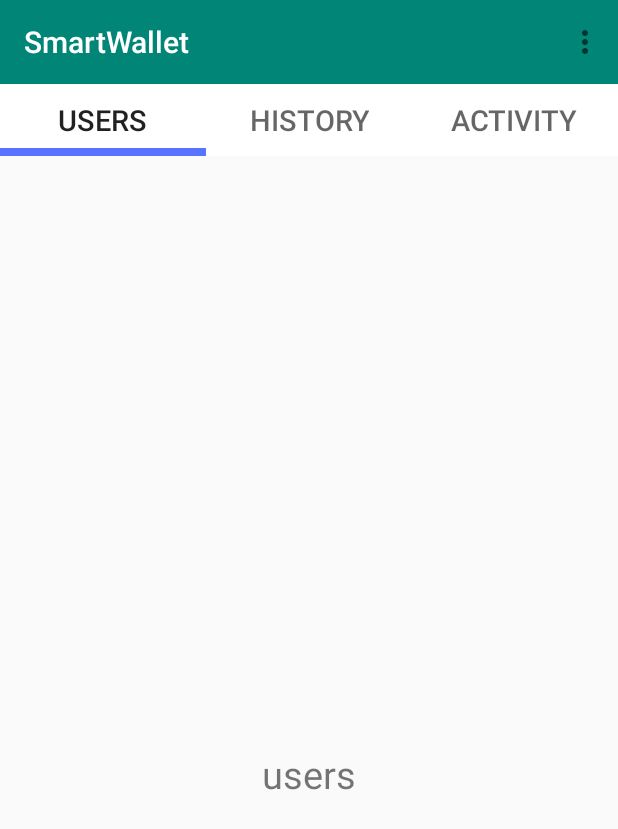
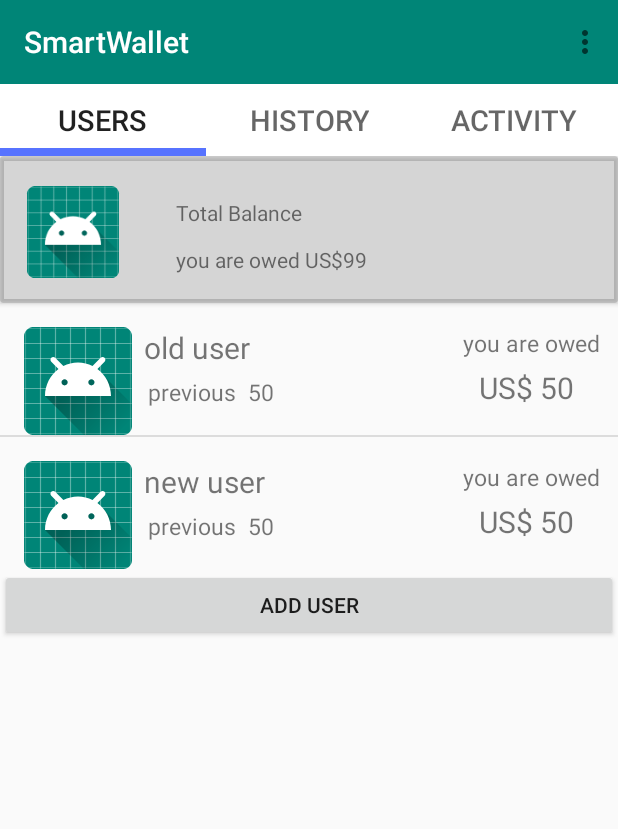
Before and after one commit to SmartWalletSDL/SmartWallet, an Android app: the screen it shows after launch once a user with an empty profile is signed in (MainActivity), in the options menu, after a tap on "Account Settings", on a phone screen of 412 x 824 dp. Shown: the top 829 px of the screen. Run offline under Robolectric (Android 15) with nearby library versions, the phone set to English and light mode, and no system bars; our stand-ins replace Firebase (no records; nobody signed in at launch, a user with empty details on screens opened directly).

Commit message:
second commit

```diff
--- a/app/src/main/AndroidManifest.xml
+++ b/app/src/main/AndroidManifest.xml
@@ -9,6 +9,8 @@
         android:roundIcon="@mipmap/ic_launcher_round"
         android:supportsRtl="true"
         android:theme="@style/AppTheme">
+        <activity android:name=".users_history"></activity>
+        <activity android:name=".userUI.users_history" />
         <activity android:name=".LoginActivity" />
         <activity android:name=".LogInActivity" />
         <activity android:name=".SignUpActivity" />
--- a/app/src/main/java/com/example/smartwallet/userUI/users.java
+++ b/app/src/main/java/com/example/smartwallet/userUI/users.java
@@ -1,19 +1,33 @@
 package com.example.smartwallet.userUI;
 
 
+import android.content.Intent;
 import android.os.Bundle;
 import android.view.LayoutInflater;
 import android.view.View;
 import android.view.ViewGroup;
+import android.widget.AdapterView;
+import android.widget.ArrayAdapter;
+import android.widget.BaseAdapter;
+import android.widget.Button;
+import android.widget.ListAdapter;
+import android.widget.ListView;
+import android.widget.TextView;
 
 import androidx.fragment.app.Fragment;
 
 import com.example.smartwallet.R;
 
+import java.util.ArrayList;
+
 /**
  * A simple {@link Fragment} subclass.
  */
 public class users extends Fragment {
+    Button addUser;
+    ListView listView;
+    CustomAdapter usersAdapter;
+    ArrayList<String> users;
 
 
     public users() {
@@ -24,8 +38,57 @@ public class users extends Fragment {
     @Override
     public View onCreateView(LayoutInflater inflater, ViewGroup container,
                              Bundle savedInstanceState) {
+        View view = inflater.inflate(R.layout.fragment_users, container, false);
         // Inflate the layout for this fragment
-        return inflater.inflate(R.layout.fragment_users, container, false);
+        addUser = view.findViewById(R.id.addUser);
+        listView = view.findViewById(R.id.usersList);
+        users = new ArrayList<>();
+        users.add("old user");
+        usersAdapter= new CustomAdapter();
+        listView.setAdapter(usersAdapter);
+        listView.setOnItemClickListener(new AdapterView.OnItemClickListener() {
+            @Override
+            public void onItemClick(AdapterView<?> parent, View view, int position, long id) {
+                Intent intent = new Intent(getContext(),com.example.smartwallet.users_history.class);
+                startActivity(intent);
+            }
+        });
+        addUser.setOnClickListener(new View.OnClickListener() {
+            @Override
+            public void onClick(View view) {
+                users.add("new user");
+                usersAdapter.notifyDataSetChanged();
+            }
+        });
+        return view;
     }
 
+    private class CustomAdapter extends BaseAdapter{
+
+        @Override
+        public int getCount() {
+            return users.size();
+        }
+
+        @Override
+        public Object getItem(int position) {
+            return null;
+        }
+
+        @Override
+        public long getItemId(int position) {
+            return 0;
+        }
+
+        @Override
+        public View getView(int position, View convertView, ViewGroup parent) {
+            View view = getLayoutInflater().inflate(R.layout.userlistlayout,null);
+            TextView textView = view.findViewById(R.id.username);
+            textView.setText(users.get(position));
+            return view;
+        }
+    }
+
+
+
 }
--- /dev/null
+++ b/app/src/main/java/com/example/smartwallet/users_history.java
@@ -0,0 +1,67 @@
+package com.example.smartwallet;
+
+import androidx.appcompat.app.AppCompatActivity;
+
+import android.os.Bundle;
+import android.view.View;
+import android.view.ViewGroup;
+import android.widget.AdapterView;
+import android.widget.BaseAdapter;
+import android.widget.ListView;
+import android.widget.TextView;
+
+import java.util.ArrayList;
+
+public class users_history extends AppCompatActivity {
+
+    ListView listView;
+    ArrayList<String> history;
+
+    @Override
+    protected void onCreate(Bundle savedInstanceState) {
+        super.onCreate(savedInstanceState);
+        setContentView(R.layout.activity_users_history);
+
+        listView = findViewById(R.id.history_list);
+        history = new ArrayList<>();
+        history.add("first payment");
+        history.add("second payment");
+        history.add("third payment");
+        CustomAdapter adapter = new CustomAdapter();
+        listView.setAdapter(adapter);
+
+        listView.setOnItemClickListener(new AdapterView.OnItemClickListener() {
+            @Override
+            public void onItemClick(AdapterView<?> parent, View view, int position, long id) {
+                //do detailed history code here
+            }
+        });
+
+    }
+
+    private class CustomAdapter extends BaseAdapter {
+
+        @Override
+        public int getCount() {
+            return history.size();
+        }
+
+        @Override
+        public Object getItem(int position) {
+            return null;
+        }
+
+        @Override
+        public long getItemId(int position) {
+            return 0;
+        }
+
+        @Override
+        public View getView(int position, View convertView, ViewGroup parent) {
+            View view = getLayoutInflater().inflate(R.layout.userhistorylistlayout,null);
+            TextView textView = view.findViewById(R.id.username);
+            textView.setText(history.get(position));
+            return view;
+        }
+    }
+}
--- a/app/src/main/res/layout/fragment_users.xml
+++ b/app/src/main/res/layout/fragment_users.xml
@@ -1,16 +1,63 @@
 <?xml version="1.0" encoding="utf-8"?>
-<FrameLayout xmlns:android="http://schemas.android.com/apk/res/android"
+<LinearLayout xmlns:android="http://schemas.android.com/apk/res/android"
+    xmlns:app="http://schemas.android.com/apk/res-auto"
     xmlns:tools="http://schemas.android.com/tools"
     android:layout_width="match_parent"
     android:layout_height="match_parent"
+    android:orientation="vertical"
     tools:context=".userUI.users">
 
-    <!-- TODO: Update blank fragment layout -->
-    <TextView
+    <androidx.cardview.widget.CardView
         android:layout_width="match_parent"
-        android:layout_height="match_parent"
-        android:text="users"
-        android:gravity="center"
-        android:textSize="25sp"/>
+        android:layout_height="98dp"
+        app:cardBackgroundColor="#436B6A6A" >
 
-</FrameLayout>
+        <androidx.constraintlayout.widget.ConstraintLayout
+            android:layout_width="match_parent"
+            android:layout_height="match_parent">
+
+
+            <TextView
+                android:id="@+id/textView2"
+                android:layout_width="124dp"
+                android:layout_height="0dp"
+                android:layout_marginStart="36dp"
+                android:layout_marginTop="8dp"
+                android:text="Total Balance"
+                app:layout_constraintStart_toEndOf="@+id/imageView"
+                app:layout_constraintTop_toTopOf="@+id/imageView" />
+
+            <ImageView
+                android:id="@+id/imageView"
+                android:layout_width="65dp"
+                android:layout_height="61dp"
+                android:layout_marginStart="16dp"
+                android:layout_marginTop="20dp"
+                android:src="@mipmap/ic_launcher"
+                app:layout_constraintStart_toStartOf="parent"
+                app:layout_constraintTop_toTopOf="parent" />
+
+            <TextView
+                android:id="@+id/textView3"
+                android:layout_width="197dp"
+                android:layout_height="20dp"
+                android:layout_marginTop="12dp"
+                android:text="you are owed US$99"
+                app:layout_constraintStart_toStartOf="@+id/textView2"
+                app:layout_constraintTop_toBottomOf="@+id/textView2" />
+        </androidx.constraintlayout.widget.ConstraintLayout>
+    </androidx.cardview.widget.CardView>
+
+
+    <ListView
+        android:id="@+id/usersList"
+        android:layout_width="match_parent"
+        android:layout_height="wrap_content" />
+
+    <Button
+        android:id="@+id/addUser"
+        android:layout_width="match_parent"
+        android:layout_height="wrap_content"
+        android:text="Add User" />
+
+</LinearLayout>
--- /dev/null
+++ b/app/src/main/res/layout/userlistlayout.xml
@@ -0,0 +1,73 @@
+<?xml version="1.0" encoding="utf-8"?>
+<androidx.constraintlayout.widget.ConstraintLayout xmlns:android="http://schemas.android.com/apk/res/android"
+    xmlns:app="http://schemas.android.com/apk/res-auto"
+    xmlns:tools="http://schemas.android.com/tools"
+    android:layout_width="match_parent"
+    android:layout_height="match_parent"
+    android:orientation="vertical">
+
+    <ImageView
+        android:id="@+id/imageView2"
+        android:layout_width="wrap_content"
+        android:layout_height="wrap_content"
+        android:layout_marginStart="16dp"
+        android:layout_marginTop="16dp"
+        app:layout_constraintStart_toStartOf="parent"
+        app:layout_constraintTop_toTopOf="parent"
+        app:srcCompat="@mipmap/ic_launcher" />
+
+    <TextView
+        android:id="@+id/username"
+        android:layout_width="200dp"
+        android:layout_height="wrap_content"
+        android:layout_marginStart="8dp"
+        android:text="Username"
+        android:textSize="20sp"
+        app:layout_constraintEnd_toEndOf="@+id/barrier"
+        app:layout_constraintHorizontal_bias="0.0"
+        app:layout_constraintStart_toEndOf="@+id/imageView2"
+        app:layout_constraintTop_toTopOf="@+id/imageView2" />
+
+    <TextView
+        android:id="@+id/textView4"
+        android:layout_width="195dp"
+        android:layout_height="26dp"
+        android:layout_marginTop="5dp"
+        android:text="previous  50"
+        android:textSize="15sp"
+        app:layout_constraintEnd_toEndOf="@+id/username"
+        app:layout_constraintStart_toStartOf="@+id/username"
+        app:layout_constraintTop_toBottomOf="@+id/username" />
+
+    <TextView
+        android:id="@+id/textView5"
+        android:layout_width="wrap_content"
+        android:layout_height="wrap_content"
+        android:layout_marginEnd="12dp"
+        android:text="you are owed"
+        android:textSize="15sp"
+        app:layout_constraintEnd_toEndOf="parent"
+        app:layout_constraintTop_toTopOf="@+id/username" />
+
+    <TextView
+        android:id="@+id/textView6"
+        android:layout_width="71dp"
+        android:layout_height="39dp"
+        android:layout_marginTop="5dp"
+        android:text="US$ 50"
+        android:textSize="20sp"
+        app:layout_constraintEnd_toEndOf="@+id/textView5"
+        app:layout_constraintHorizontal_bias="0.52"
+        app:layout_constraintStart_toStartOf="@+id/textView5"
+        app:layout_constraintTop_toBottomOf="@+id/textView5" />
+
+    <androidx.constraintlayout.widget.Barrier
+        android:id="@+id/barrier"
+        android:layout_width="50dp"
+        android:layout_height="match_parent"
+        app:barrierDirection="left"
+        app:constraint_referenced_ids="textView5,textView6"
+        tools:layout_editor_absoluteX="393dp" />
+
+
+</androidx.constraintlayout.widget.ConstraintLayout>
--- a/build.gradle
+++ b/build.gradle
@@ -8,7 +8,7 @@ buildscript {
     }
     dependencies {
         classpath 'com.android.tools.build:gradle:3.5.0'
-        classpath 'com.google.gms:google-services:4.2.0'
+        classpath 'com.google.gms:google-services:4.3.2'
         // NOTE: Do not place your application dependencies here; they belong
         // in the individual module build.gradle files
     }
```
Also changed, not shown: app/src/main/res/layout/activity_users_history.xml (added, +20 -0 lines), app/src/main/res/layout/fragment_activity.xml (+2 -7 lines), app/src/main/res/layout/userhistorylistlayout.xml (added, +73 -0 lines), app/src/main/res/values/strings.xml (line endings or trailing spaces), 1 other file.
